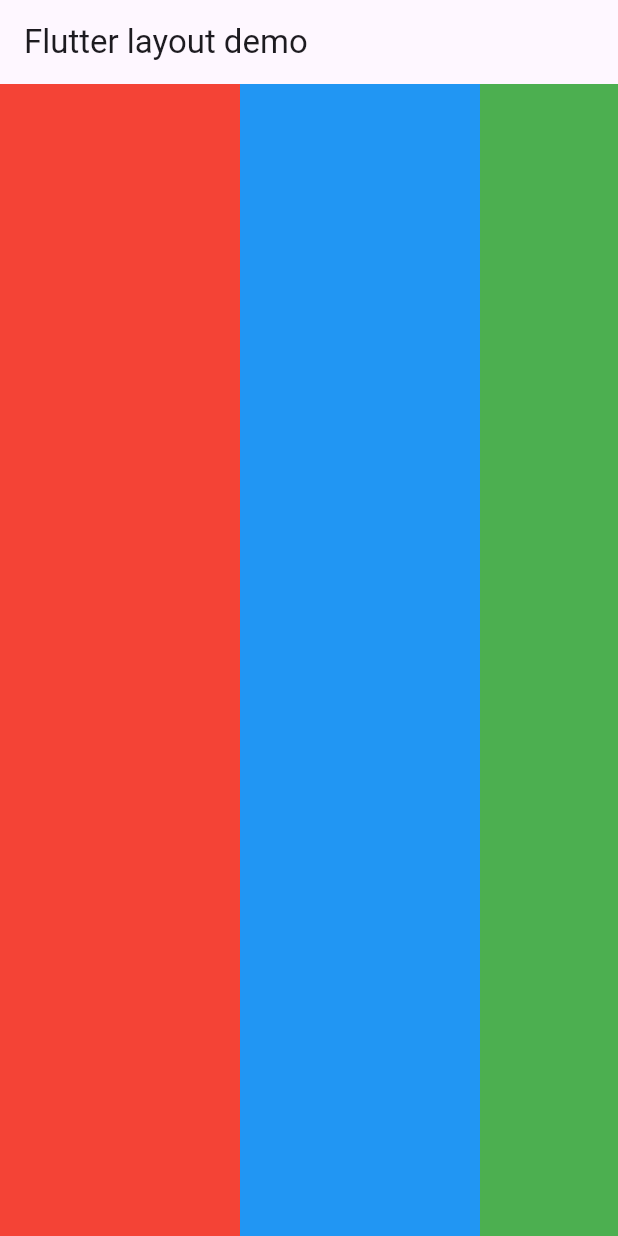
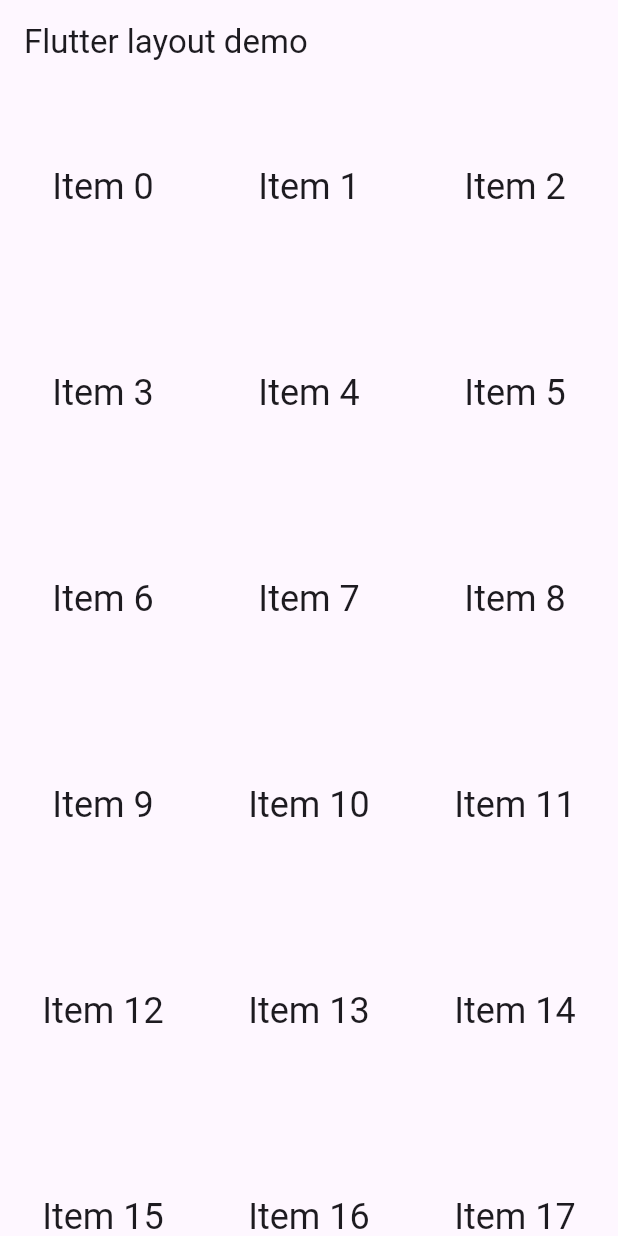
Before and after one commit to flutter-development-rboriba/list_girds_tests, a Flutter app: the screen it shows after launch, on a phone screen of 412 x 824 dp. Run offline on Flutter 3.47's test engine with Material 3 defaults, Android fonts, the phone set to English and light mode, and no system bars.

Commit message:
Create a grid list

```diff
--- a/lib/main.dart
+++ b/lib/main.dart
@@ -14,36 +14,24 @@
     return MaterialApp(
       title: appTitle,
       home: Scaffold(
-        appBar: AppBar(
-          title: const Text(appTitle),
-        ),
-        // #docregion add-widget
-        body: ListView(
-          scrollDirection: Axis.horizontal,
-          children: <Widget>[
-            Container(
-              width: 160,
-              color: Colors.red,
-            ),
-            Container(
-              width: 160,
-              color: Colors.blue,
-            ),
-            Container(
-              width: 160,
-              color: Colors.green,
-            ),
-            Container(
-              width: 160,
-              color: Colors.yellow,
-            ),
-            Container(
-              width: 160,
-              color: Colors.orange,
-            ),
-          ],
-        ),
-      ),
+          appBar: AppBar(
+            title: const Text(appTitle),
+          ),
+          // #docregion add-widget
+          body: GridView.count(
+            // Create a grid with 2 columns. If you change the scrollDirection
+            // to horizontal, this produces 2 rows.
+            crossAxisCount: 3,
+            // Generate 100 widgets that display their index in the List.
+            children: List.generate(50, (index) {
+              return Center(
+                child: Text(
+                  'Item ${index}',
+                  style: Theme.of(context).textTheme.headlineSmall,
+                ),
+              );
+            }),
+          )),
     );
   }
 }
```
